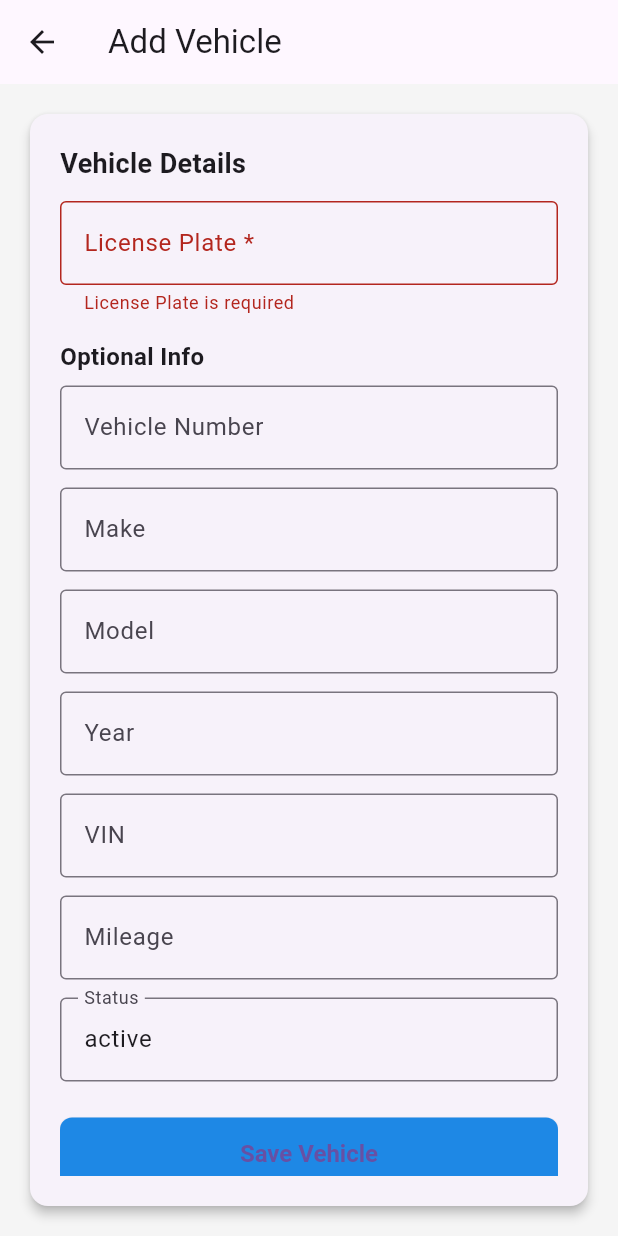
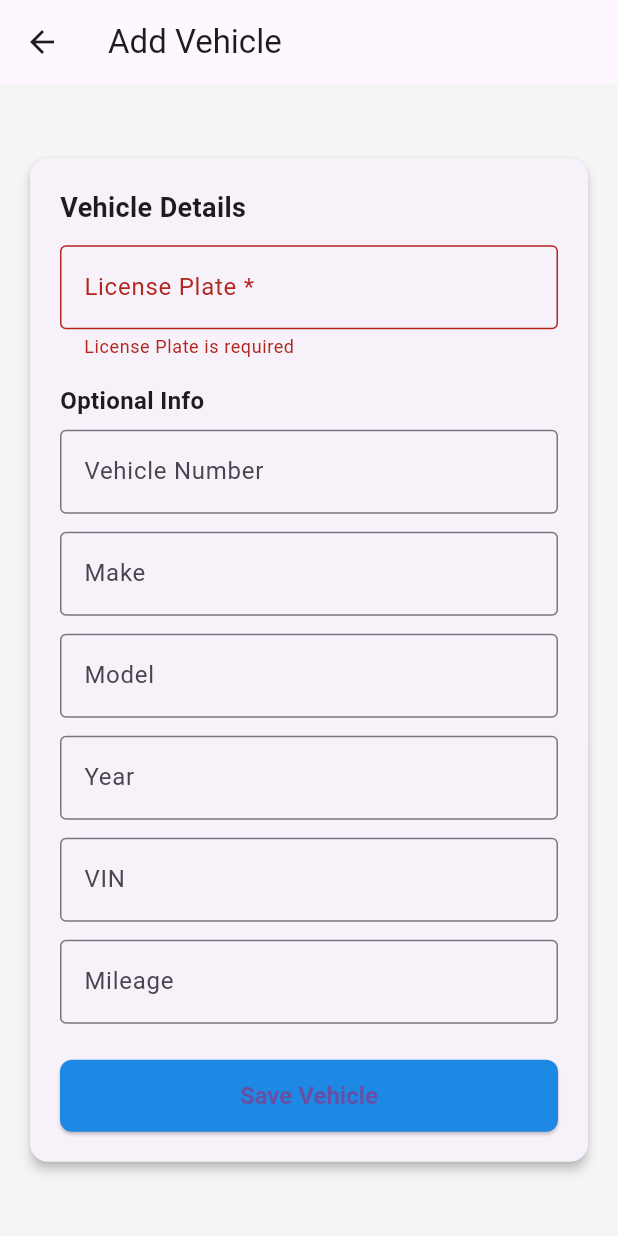
Before and after one commit to joshua-vansant/preinspection-frontend, a Flutter app: the AddVehicleScreen screen opened directly, after a tap on "Save Vehicle", on a phone screen of 412 x 824 dp. Run offline on Flutter 3.47's test engine with Material 3 defaults, Android fonts, the phone set to English and light mode, and no system bars; our stand-ins replace sentry_flutter, socket_io_client.

Commit message:
edits to visuals, removed status from add vehicle and forced it to 'active'

```diff
--- a/lib/screens/add_vehicle_screen.dart
+++ b/lib/screens/add_vehicle_screen.dart
@@ -19,7 +19,6 @@ class _AddVehicleScreenState extends State<AddVehicleScreen> {
   final TextEditingController _yearController = TextEditingController();
   final TextEditingController _vinController = TextEditingController();
   final TextEditingController _mileageController = TextEditingController();
-  final TextEditingController _statusController = TextEditingController(text: 'active');
 
   @override
   void initState() {
@@ -33,7 +32,6 @@ class _AddVehicleScreenState extends State<AddVehicleScreen> {
       _yearController.text = vehicle['year']?.toString() ?? '';
       _vinController.text = vehicle['vin'] ?? '';
       _mileageController.text = vehicle['mileage']?.toString() ?? '';
-      _statusController.text = vehicle['status'] ?? 'active';
     }
   }
 
@@ -46,7 +44,6 @@ class _AddVehicleScreenState extends State<AddVehicleScreen> {
     _yearController.dispose();
     _vinController.dispose();
     _mileageController.dispose();
-    _statusController.dispose();
     super.dispose();
   }
 
@@ -61,7 +58,7 @@ class _AddVehicleScreenState extends State<AddVehicleScreen> {
       'year': _yearController.text.isNotEmpty ? int.tryParse(_yearController.text) : null,
       'vin': _vinController.text.isNotEmpty ? _vinController.text : null,
       'mileage': _mileageController.text.isNotEmpty ? int.tryParse(_mileageController.text) : null,
-      'status': _statusController.text.isNotEmpty ? _statusController.text : 'active',
+      'status': 'active',
     };
 
     Navigator.pop(context, vehicleData);
@@ -73,7 +70,8 @@ class _AddVehicleScreenState extends State<AddVehicleScreen> {
 
     return Scaffold(
       appBar: AppBar(title: Text(isEditing ? "Edit Vehicle" : "Add Vehicle")),
-      body: Container(
+      body: SafeArea(
+        child: Container(
         color: Colors.grey[100],
         padding: const EdgeInsets.all(16),
         child: Center(
@@ -161,14 +159,7 @@ class _AddVehicleScreenState extends State<AddVehicleScreen> {
                         ),
                         keyboardType: TextInputType.number,
                       ),
-                      const SizedBox(height: 12),
-                      TextFormField(
-                        controller: _statusController,
-                        decoration: const InputDecoration(
-                          labelText: 'Status',
-                          border: OutlineInputBorder(),
-                        ),
-                      ),
+
                       const SizedBox(height: 24),
                       SizedBox(
                         height: 48,
@@ -192,6 +183,7 @@ class _AddVehicleScreenState extends State<AddVehicleScreen> {
           ),
         ),
       ),
+      ),
     );
   }
 }
```
